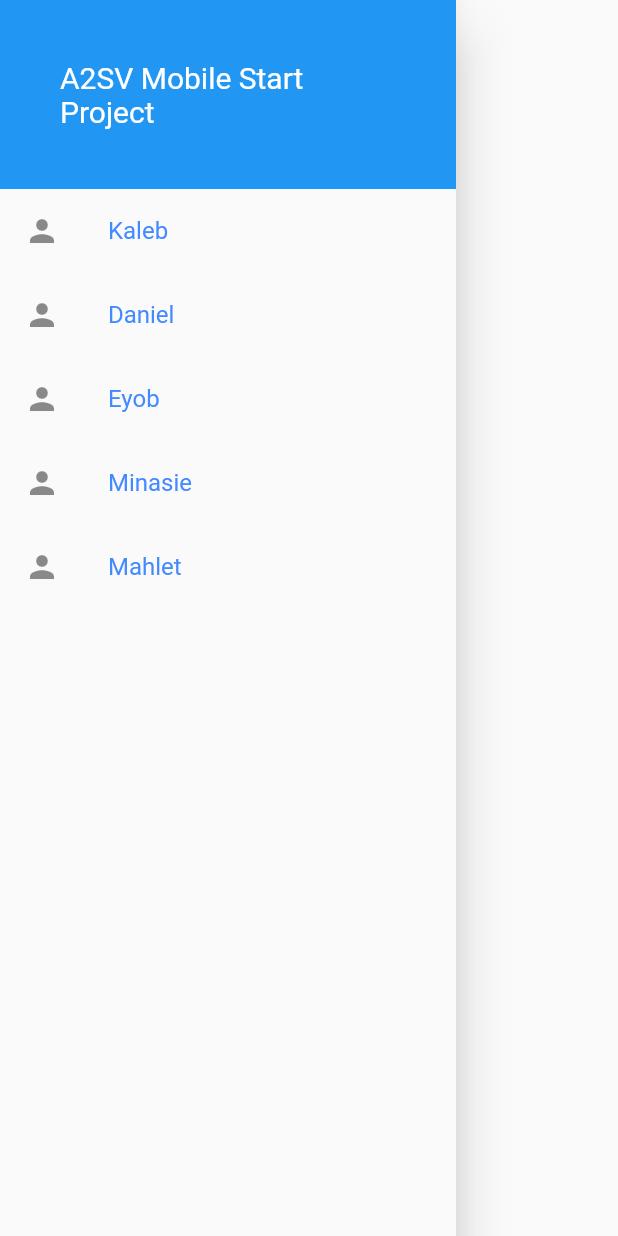
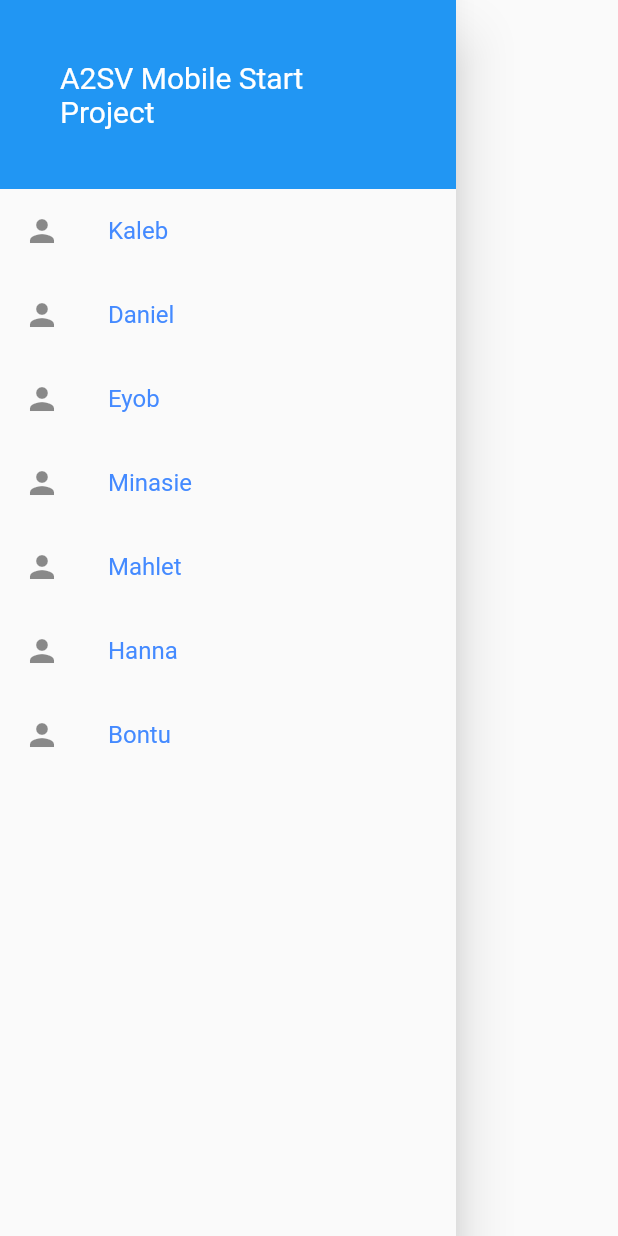
Before and after one commit to RealEskalate/Practice, a Flutter app: the MainDrawer widget shown alone on an empty page, opened directly, on a phone screen of 412 x 824 dp. Run offline on Flutter 3.47's test engine with Material 2 defaults, Android fonts, the phone set to English and light mode, and no system bars; our stand-ins replace bloc, flutter_bloc, google_fonts; Roboto replaces fonts that are missing (Piazzolla).

Commit message:
[mobile] resolve conflict

```diff
--- /dev/null
+++ b/starter_project_mobile/lib/bloc/star_event.dart
@@ -0,0 +1,5 @@
+class StarEvent {}
+
+class Star extends StarEvent {}
+
+class Unstar extends StarEvent {}
--- /dev/null
+++ b/starter_project_mobile/lib/bloc/star_state.dart
@@ -0,0 +1,5 @@
+class StarState {}
+
+class StarredState extends StarState {}
+
+class UnstarredState extends StarState {}
--- a/starter_project_mobile/lib/main.dart
+++ b/starter_project_mobile/lib/main.dart
@@ -6,6 +6,7 @@ import 'package:starter_project_mobile/bloc/theme_bloc.dart';
 import 'package:starter_project_mobile/daniel_bloc/bloc/like_bloc.dart';
 import 'package:starter_project_mobile/route.dart';
 import 'package:starter_project_mobile/screens/Screens.dart';
+import 'package:starter_project_mobile/bloc/star_bloc.dart';
 
 import 'bloc/like_bloc.dart';
 
@@ -21,6 +22,8 @@ void main() {
         create: (context) => LikeBlocDani(false),
         child: DanielPage(),
       ),
+      BlocProvider(lazy: false, create: (context) => LikeBloc(false)),
+      BlocProvider(lazy: false, create: (context) => StarBloc()),
     ],
     child: MyApp(),
   ));
--- a/starter_project_mobile/lib/route.dart
+++ b/starter_project_mobile/lib/route.dart
@@ -5,6 +5,7 @@ import 'package:starter_project_mobile/screens/mahlet_page.dart';
 import 'package:starter_project_mobile/screens/home_page.dart';
 import 'package:starter_project_mobile/screens/kaleb_page.dart';
 import 'package:starter_project_mobile/screens/minasie_page.dart';
+import 'package:starter_project_mobile/screens/bontu_page.dart';
 
 import 'models/User.dart';
 
@@ -36,6 +37,11 @@ class PageRouter {
         return MaterialPageRoute(builder: (context) {
           return MahletPage();
         });
+
+      case BontuPage.RouteName:
+        return MaterialPageRoute(builder: (context) {
+          return BontuPage();
+        });
     }
   }
 }
--- a/starter_project_mobile/lib/screens/Screens.dart
+++ b/starter_project_mobile/lib/screens/Screens.dart
@@ -1,3 +1,4 @@
+export 'bontu_page.dart';
 export 'kaleb_page.dart';
 export 'daniel_page.dart';
 export 'eyob_screen/eyob_page.dart';
--- a/starter_project_mobile/lib/screens/main_drawer.dart
+++ b/starter_project_mobile/lib/screens/main_drawer.dart
@@ -6,6 +6,7 @@ import 'package:starter_project_mobile/screens/kaleb_page.dart';
 import 'package:starter_project_mobile/screens/mahlet_page.dart';
 import 'package:starter_project_mobile/screens/minasie_page.dart';
 import 'eyob_screen/eyob_page.dart';
+import 'package:starter_project_mobile/screens/bontu_page.dart';
 
 class MainDrawer extends StatelessWidget {
   @override
@@ -30,6 +31,7 @@ class MainDrawer extends StatelessWidget {
            * to add your name to the drawer you can use the same
            * pattern as follows
            */
+
           ListTile(
               leading: Icon(Icons.person),
               title: Text(
@@ -79,7 +81,7 @@ class MainDrawer extends StatelessWidget {
               onTap: () {
                 Navigator.of(context).pushNamed(MinasiePage.RouteName);
               }),
-              ListTile(
+          ListTile(
               leading: Icon(Icons.person),
               title: Text(
                 "Mahlet",
@@ -91,6 +93,30 @@ class MainDrawer extends StatelessWidget {
               onTap: () {
                 Navigator.of(context).pushNamed(MahletPage.RouteName);
               }),
+          ListTile(
+              leading: Icon(Icons.person),
+              title: Text(
+                "Hanna",
+                style: TextStyle(
+                  color: Colors.blueAccent,
+                  fontSize: 16.0,
+                ),
+              ),
+              onTap: () {
+                Navigator.of(context).pushNamed(HannaPage.RouteName);
+              }),
+          ListTile(
+              leading: Icon(Icons.person),
+              title: Text(
+                "Bontu",
+                style: TextStyle(
+                  color: Colors.blueAccent,
+                  fontSize: 16.0,
+                ),
+              ),
+              onTap: () {
+                Navigator.of(context).pushNamed(BontuPage.RouteName);
+              }),
         ],
       ),
     );
```
Also changed, not shown: starter_project_mobile/lib/bloc/star_bloc.dart (added, +16 -0 lines), starter_project_mobile/lib/screens/bontu_page.dart (added, +103 -0 lines), starter_project_mobile/assets/girl.jpg (added), starter_project_mobile/pubspec.lock.
